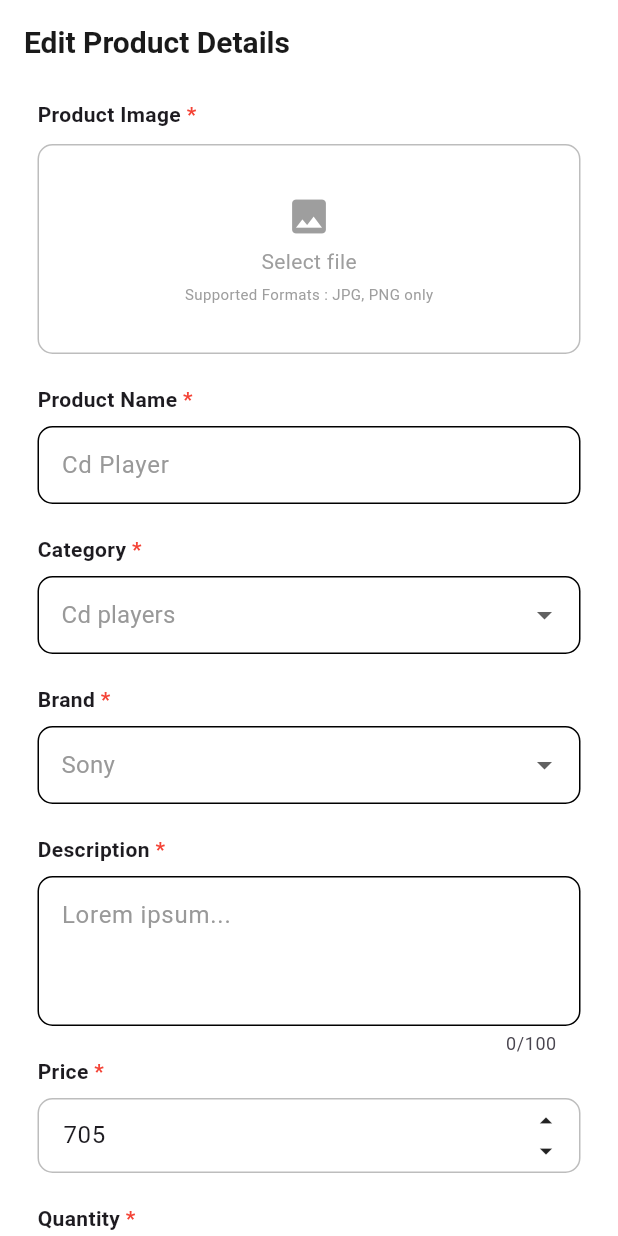
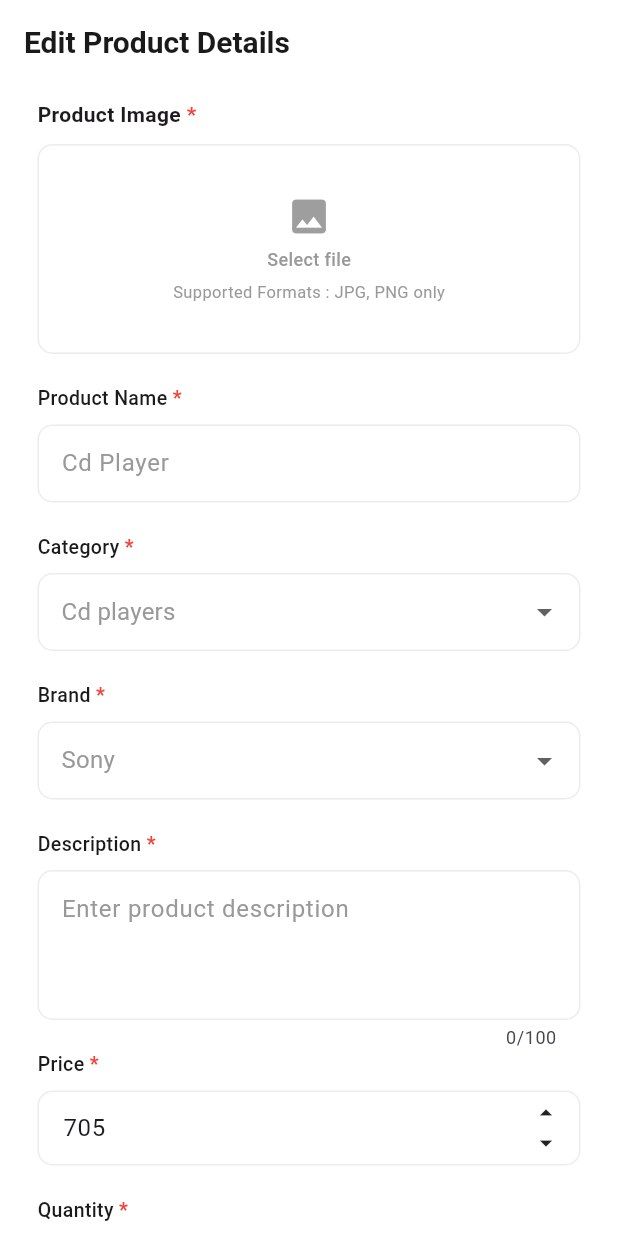
Before and after one commit to suheerthedev/marketplace, a Flutter app: the SellerEditProductView screen opened by its route, on a phone screen of 412 x 824 dp. Run offline on Flutter 3.47's test engine with Material 3 defaults, Android fonts, the light colour scheme and no system bars; our stand-ins replace carousel_slider, font_awesome_flutter, google_fonts, iconsax_flutter, stacked, stacked_services and 1 more.

Commit message:
Completed SellerEditProdcutView

```diff
--- a/lib/ui/views/seller_edit_product/seller_edit_product_view.dart
+++ b/lib/ui/views/seller_edit_product/seller_edit_product_view.dart
@@ -36,19 +36,26 @@ class SellerEditProductView extends StackedView<SellerEditProductViewModel> {
               width: double.infinity,
               height: 140,
               decoration: BoxDecoration(
-                border: Border.all(color: Colors.grey.shade400),
+                border: Border.all(color: lightContainerColor),
                 borderRadius: BorderRadius.circular(10),
               ),
-              child: const Column(
+              child: Column(
                 mainAxisAlignment: MainAxisAlignment.center,
                 children: [
-                  Icon(Icons.image, size: 30, color: Colors.grey),
-                  SizedBox(height: 5),
-                  Text('Select file', style: TextStyle(color: Colors.grey)),
-                  SizedBox(height: 5),
+                  const Icon(Icons.image, size: 30, color: Colors.grey),
+                  const SizedBox(height: 5),
+                  Text('Select file',
+                      style: GoogleFonts.roboto(
+                          fontSize: 12,
+                          fontWeight: FontWeight.w500,
+                          color: lightTextColor)),
+                  const SizedBox(height: 5),
                   Text(
                     'Supported Formats : JPG, PNG only',
-                    style: TextStyle(fontSize: 10, color: Colors.grey),
+                    style: GoogleFonts.roboto(
+                        fontSize: 11,
+                        fontWeight: FontWeight.w400,
+                        color: lightTextColor),
                   ),
                 ],
               ),
@@ -77,7 +84,7 @@ class SellerEditProductView extends StackedView<SellerEditProductViewModel> {
             _buildLabel('Description'),
             const SizedBox(height: 8),
             _buildTextField(
-              hint: 'Lorem ipsum...',
+              hint: 'Enter product description',
               maxLines: 3,
               showCounter: true,
               maxLength: 100,
@@ -115,11 +122,12 @@ class SellerEditProductView extends StackedView<SellerEditProductViewModel> {
                     borderRadius: BorderRadius.circular(8),
                   ),
                 ),
-                child: const Text(
+                child: Text(
                   'Done',
-                  style: TextStyle(
-                    color: Colors.white,
-                    fontWeight: FontWeight.w600,
+                  style: GoogleFonts.roboto(
+                    fontSize: 16,
+                    color: secondaryBackgroundColor,
+                    fontWeight: FontWeight.w400,
                   ),
                 ),
               ),
@@ -134,9 +142,19 @@ class SellerEditProductView extends StackedView<SellerEditProductViewModel> {
   Widget _buildLabel(String label) {
     return Text.rich(
       TextSpan(
-        text: label,
-        children: const [
-          TextSpan(text: ' *', style: TextStyle(color: Colors.red)),
+        children: [
+          TextSpan(
+              text: label,
+              style: GoogleFonts.roboto(
+                  fontSize: 13,
+                  fontWeight: FontWeight.w500,
+                  color: mainTextColor)),
+          TextSpan(
+              text: ' *',
+              style: GoogleFonts.roboto(
+                  fontSize: 13,
+                  fontWeight: FontWeight.w600,
+                  color: errorColor)),
         ],
       ),
       style: const TextStyle(fontWeight: FontWeight.w600),
@@ -165,6 +183,7 @@ class SellerEditProductView extends StackedView<SellerEditProductViewModel> {
           borderRadius: BorderRadius.circular(10),
         ),
         enabledBorder: OutlineInputBorder(
+          borderSide: const BorderSide(color: lightContainerColor),
           borderRadius: BorderRadius.circular(10),
         ),
         contentPadding:
@@ -191,8 +210,9 @@ class SellerEditProductView extends StackedView<SellerEditProductViewModel> {
       onChanged: (_) {},
       decoration: InputDecoration(
         border: OutlineInputBorder(borderRadius: BorderRadius.circular(10)),
-        enabledBorder:
-            OutlineInputBorder(borderRadius: BorderRadius.circular(10)),
+        enabledBorder: OutlineInputBorder(
+            borderSide: const BorderSide(color: lightContainerColor),
+            borderRadius: BorderRadius.circular(10)),
         focusedBorder:
             OutlineInputBorder(borderRadius: BorderRadius.circular(10)),
         contentPadding:
@@ -209,7 +229,7 @@ class SellerEditProductView extends StackedView<SellerEditProductViewModel> {
     return Container(
       height: 50,
       decoration: BoxDecoration(
-        border: Border.all(color: Colors.grey.shade400),
+        border: Border.all(color: lightContainerColor),
         borderRadius: BorderRadius.circular(10),
       ),
       child: Row(
```
